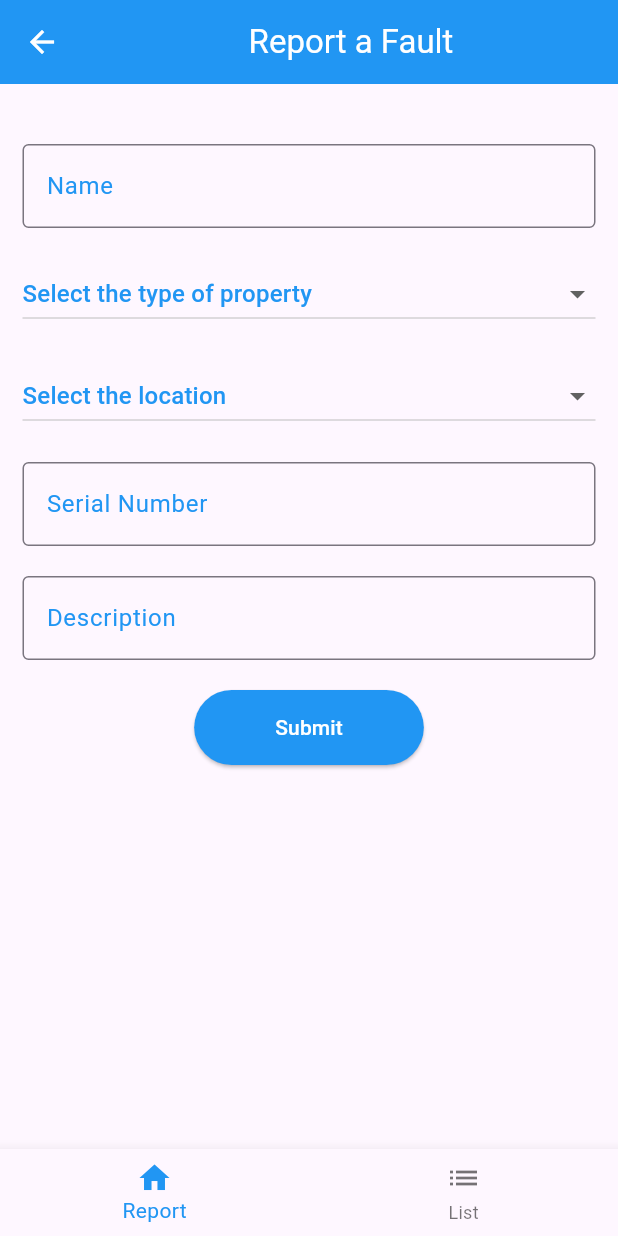
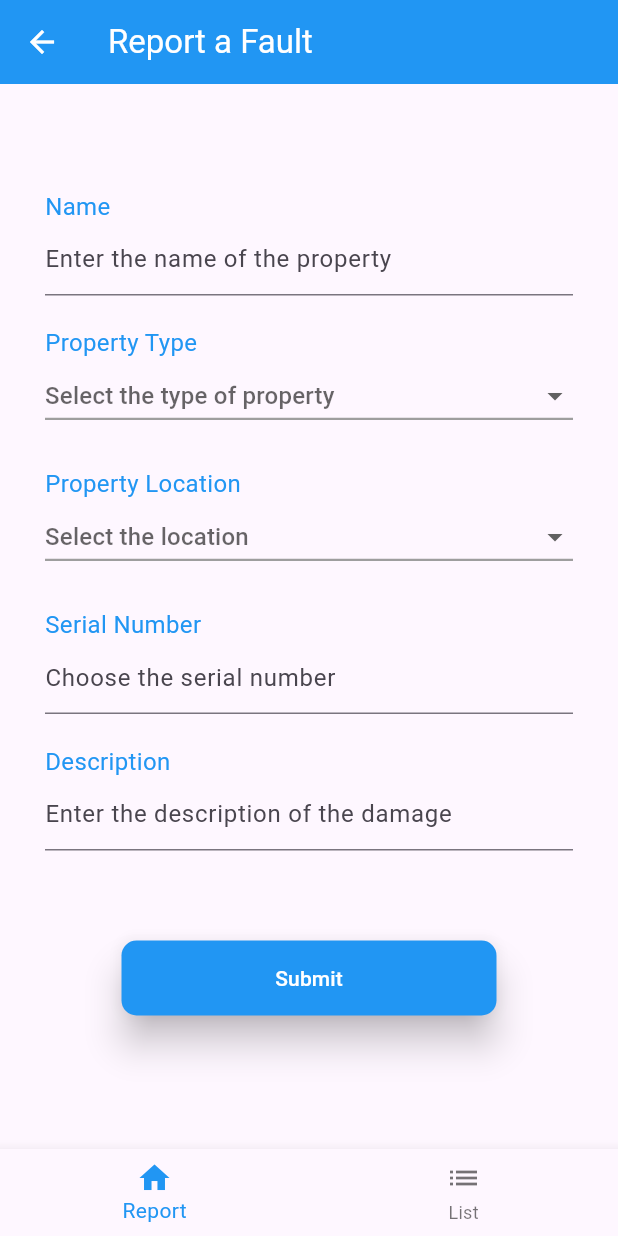
Before and after one commit to PatrickMamsery/hellena-fyp-app, a Flutter app: the ReportPage screen opened directly, on a phone screen of 412 x 824 dp. Run offline on Flutter 3.47's test engine with Material 3 defaults, Android fonts, the phone set to English and light mode, and no system bars; our stand-ins replace dio, get; network calls fail.

Commit message:
general refining

```diff
--- a/lib/app/controllers/list_controller.dart
+++ b/lib/app/controllers/list_controller.dart
@@ -11,7 +11,6 @@ class ListController extends GetxController {
   ScrollController scrollController = ScrollController();
   @override
   void onInit() {
-    // TODO: implement onInit
     getReports();
     super.onInit();
   }
@@ -21,7 +20,4 @@ class ListController extends GetxController {
     reports(res.data);
   }
 
-  final _obj = ''.obs;
-  set obj(value) => this._obj.value = value;
-  get obj => this._obj.value;
 }
--- a/lib/app/controllers/report_controller.dart
+++ b/lib/app/controllers/report_controller.dart
@@ -7,18 +7,18 @@ import '../data/services/api_client.dart';
 class ReportController extends GetxController {
   // final ReportRepository repository;
   var name = TextEditingController().obs;
-  var type = "".obs;
-  var block = "".obs;
+  var type = Rx<String?>(null); // Allow type to be null initially
+  var block = Rx<String?>(null);
   var serial_number = TextEditingController().obs;
   var description = TextEditingController().obs;
-  var types = [
+  var types = <String>[
     'Electrical',
     'Electronics',
     'Furniture',
     'Computing',
     'Plumbing'
   ];
-  var blocks = [
+  var blocks = <String>[
     'Block A',
     'Block B',
     'Block C',
@@ -51,8 +51,7 @@ class ReportController extends GetxController {
 
   void clear() {
     name.value.text = "";
-    type.value = "";
-    block.value = "";
+
     serial_number.value.text = "";
     description.value.text = "";
   }
--- a/lib/app/data/models/officer_response.dart
+++ b/lib/app/data/models/officer_response.dart
@@ -59,7 +59,7 @@ class Report {
   String? propertyName;
   String? propertyLocation;
   String? description;
-  // String? serialNumber;
+  String? serialNumber;
   String? reportedOn;
   String? status;
 
@@ -68,6 +68,7 @@ class Report {
       this.propertyName,
       this.propertyLocation,
       this.description,
+      this.serialNumber,
       this.reportedOn,
       this.status});
 
@@ -76,6 +77,7 @@ class Report {
     propertyName = json['property_name'];
     propertyLocation = json['property_location'];
     description = json['description'];
+    serialNumber = json['serial_number'];
     reportedOn = json['reported_on'];
     status = json['status'];
   }
@@ -86,6 +88,7 @@ class Report {
     data['property_name'] = this.propertyName;
     data['property_location'] = this.propertyLocation;
     data['description'] = this.description;
+    data['serial_number'] = this.serialNumber;
     data['reported_on'] = this.reportedOn;
     data['status'] = this.status;
     return data;
--- a/lib/app/ui/report/report.dart
+++ b/lib/app/ui/report/report.dart
@@ -11,23 +11,26 @@ class ReportPage extends GetView<ReportController> {
     var sizedBox = SizedBox(
       height: 20,
     );
-
     return Scaffold(
+        bottomNavigationBar: BottomBar(),
+      resizeToAvoidBottomInset: false,
       appBar: AppBar(
           backgroundColor: Colors.blue,
           leading: IconButton(
               color: Colors.white,
               onPressed: () => Get.back(),
               icon: Icon(Icons.arrow_back)),
-          title: Center(
-              child: Text(
+          title: Text(
             'Report a Fault',
             style: TextStyle(color: Colors.white),
-          ))),
-      body: SafeArea(
-          child: SingleChildScrollView(
-        child: Center(
-            child: Container(
+          )),
+      body: SingleChildScrollView(
+        padding: const EdgeInsets.fromLTRB(15, 30, 15, 0),
+        child: Column(
+          children: [
+            Obx(
+              () {
+                return Container(
                   child: Padding(
                     padding: EdgeInsets.only(top: 40.0, left: 15.0, right: 15.0),
                     child: Column(
@@ -39,12 +42,21 @@ class ReportPage extends GetView<ReportController> {
                           controller: controller.name.value,
                         ),
                         sizedBox,
+                        Column(
+                          crossAxisAlignment: CrossAxisAlignment.start,
+                          children: [
+                            Text("Property Type",
+                                style: TextStyle(fontSize: 16, color: Colors.blue[500])),
                             DropdownButton<String>(
-                  // value: controller.type.value,
+                              underline: Container(
+                                height: 1.5,
+                                color: Colors.grey,
+                              ),
+                              padding: EdgeInsets.only(bottom: 3),
+                              value: controller.type.value,
                               isExpanded: true,
                               hint: Text(
-                    "Select the type of property ",
-                    style: TextStyle(color: Colors.blue),
+                                "Select the type of property",
                               ),
                               items: controller.types.map((String value) {
                                 return DropdownMenuItem<String>(
@@ -52,22 +64,29 @@ class ReportPage extends GetView<ReportController> {
                                   child: Text(value),
                                 );
                               }).toList(),
-                  onChanged: (_) {
-                    controller.type.value = _!;
-                    print("Debug" + _!);
+                              onChanged: (String? newValue) {
+                                controller.type.value = newValue;
+                                print("Debug " + (newValue ?? 'null'));
                               },
                             ),
-                // GetX<ReportController>(builder: (controller) {
-                //   return;
-                // }),
+                          ],
+                        ),
                         sizedBox,
-                Container(
-                  child: DropdownButton<String>(
-                    // value: controller.block.value,
+                        Column(
+                          crossAxisAlignment: CrossAxisAlignment.start,
+                          children: [
+                            Text("Property Location",
+                                style: TextStyle(fontSize: 16, color: Colors.blue[500])),
+                            DropdownButton<String>(
+                              underline: Container(
+                                height: 1.5,
+                                color: Colors.grey,
+                              ),
+                              padding: EdgeInsets.only(bottom: 3),
+                              value: controller.block.value,
                               isExpanded: true,
                               hint: Text(
                                 "Select the location",
-                      style: TextStyle(color: Colors.blue),
                               ),
                               items: controller.blocks.map((String value) {
                                 return DropdownMenuItem<String>(
@@ -75,11 +94,12 @@ class ReportPage extends GetView<ReportController> {
                                   child: Text(value),
                                 );
                               }).toList(),
-                    onChanged: (_) {
-                      controller.block.value = _!;
-                      print("Debug" + _!);
+                              onChanged: (String? newValue) {
+                                controller.block.value = newValue;
+                                print("Debug " + (newValue ?? 'null'));
                               },
                             ),
+                          ],
                         ),
                         sizedBox,
                         input(
@@ -94,10 +114,16 @@ class ReportPage extends GetView<ReportController> {
                           controller: controller.description.value,
                         ),
                         sizedBox,
+                        sizedBox,
+                        sizedBox,
                         Center(
                           child: ElevatedButton(
                             style: ElevatedButton.styleFrom(
-                          backgroundColor: Colors.blue),
+                                backgroundColor: Colors.blue,
+                                shape: RoundedRectangleBorder(
+                                    borderRadius: BorderRadius.circular(10)),
+                                elevation: 10,
+                                minimumSize: Size(250, 50)),
                             onPressed: () => controller.submit(),
                             child: Padding(
                               padding: const EdgeInsets.only(
@@ -106,14 +132,37 @@ class ReportPage extends GetView<ReportController> {
                                 "Submit",
                                 style: TextStyle(color: Colors.white),
                               ),
-                      )),
+                            ),
+                          ),
                         )
                       ],
                     ),
                   ),
-        )),
-      )),
-      bottomNavigationBar: BottomBar(),
+                );
+              },
+            ),
+          ],
+        ),
+      ),
+    );
+  }
+
+  Widget input({
+    required String title,
+    required String subtitle,
+    required TextEditingController controller,
+  }) {
+    return Column(
+      crossAxisAlignment: CrossAxisAlignment.start,
+      children: [
+        Text(title, style: TextStyle(fontSize: 16, color: Colors.blue[500])),
+        TextField(
+          controller: controller,
+          decoration: InputDecoration(
+            hintText: subtitle,
+          ),
+        ),
+      ],
     );
   }
 }
```
Also changed, not shown: lib/app/ui/List/list.dart (+19 -16 lines), lib/app/ui/maintanance/maintenance.dart (+20 -49 lines). Lines whose indentation alone changed are shown as unchanged.
